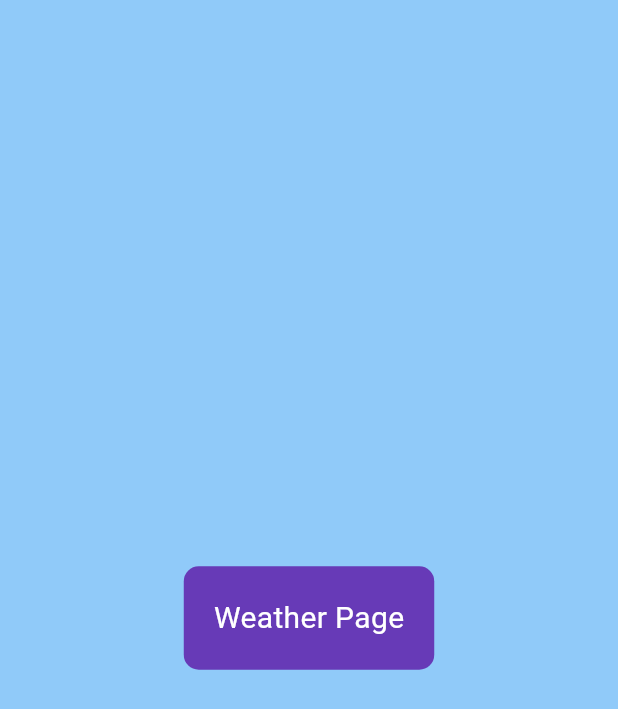
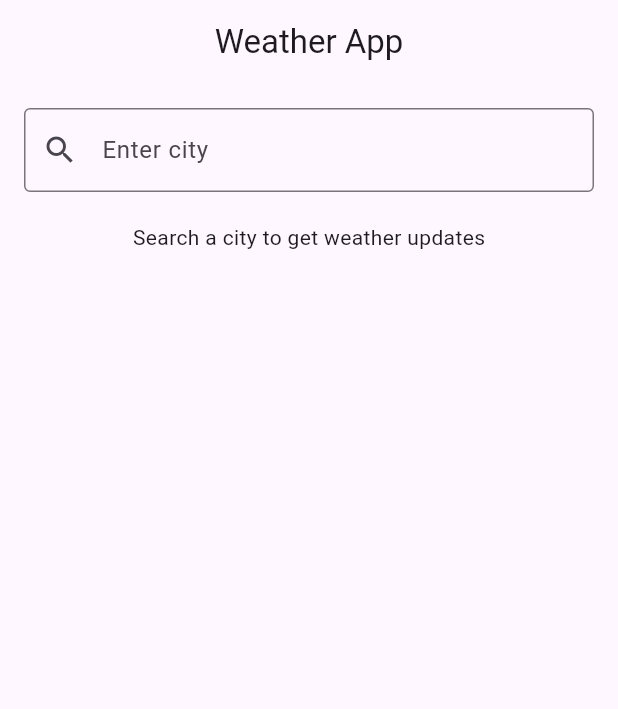
Before and after one commit to TheMorningCoder/WeatherApp_Flutter, a Flutter app: the screen it shows after launch, on a phone screen of 412 x 824 dp. Shown: the top 709 px of the screen. Run offline on Flutter 3.47's test engine with Material 3 defaults, Android fonts, the phone set to English and light mode, and no system bars; our stand-ins replace loading_animation_widget, shared_preferences.

Commit message:
Search screen working fine now

```diff
--- a/lib/animated_widget.dart
+++ b/lib/components/animated_widget.dart
@@ -13,7 +13,7 @@ class AnimatedImageWidget extends StatelessWidget {
     required this.assetPath,
     required this.top,
     required this.left,
-    this.size = 200.0,
+    this.size = 150.0,
   }) : super(key: key);
 
   @override
--- a/lib/data.txt
+++ /dev/null
@@ -1,5 +0,0 @@
-https://api.openweathermap.org/data/2.5/weather?lat=17.361719&lon=78.475166&appid=1d788e2a5b2d5022aa8356e9e6053517
-http://api.openweathermap.org/geo/1.0/direct?q=London&limit=5&appid=feb55ec6a42510e3f48f0d4604cc6c77
-
-API Key 1: 1d788e2a5b2d5022aa8356e9e6053517
-API Key 2: feb55ec6a42510e3f48f0d4604cc6c77
--- a/lib/main.dart
+++ b/lib/main.dart
@@ -1,23 +1,30 @@
 import 'package:flutter/material.dart';
-import 'package:weather_app/splash_screen/splash_screen.dart';
+import 'package:provider/provider.dart';
+import 'package:weather_app/providers/weather_provider.dart';
+import 'package:weather_app/screens/search_screen.dart';
 
 void main() {
-  runApp(const MyApp());
+  runApp(
+    MultiProvider(
+      providers: [
+        ChangeNotifierProvider(create: (_) => WeatherProvider()),
+      ],
+      child: const MyApp(),
+    ),
+  );
 }
 
 class MyApp extends StatelessWidget {
   const MyApp({super.key});
 
-  // This widget is the root of your application.
   @override
   Widget build(BuildContext context) {
     return MaterialApp(
-      title: 'Flutter Demo',
+      title: 'Weather App',
       theme: ThemeData(
-        colorScheme: ColorScheme.fromSeed(seedColor: Colors.deepPurple),
-        useMaterial3: true,
+        primarySwatch: Colors.blue,
       ),
-      home: SplashScreen(),
+      home: const SearchScreen(),
     );
   }
 }
--- /dev/null
+++ b/lib/models/weather_model.dart
@@ -0,0 +1,26 @@
+class WeatherModel {
+  final double temperature;
+  final int humidity;
+  final double windSpeed;
+  final String weatherIcon;
+
+  WeatherModel({
+    required this.temperature,
+    required this.humidity,
+    required this.windSpeed,
+    required this.weatherIcon,
+  });
+
+  // Factory constructor to create a WeatherModel from JSON
+  factory WeatherModel.fromJson(Map<String, dynamic> json) {
+    return WeatherModel(
+      temperature: json['main']['temp'],
+      humidity: json['main']['humidity'],
+      windSpeed: json['wind']['speed'],
+      weatherIcon: json['weather'][0]['icon'],
+    );
+  }
+
+  // Get the full icon URL
+  String get iconUrl => 'http://openweathermap.org/img/wn/$weatherIcon@2x.png';
+}
--- /dev/null
+++ b/lib/providers/weather_provider.dart
@@ -0,0 +1,39 @@
+import 'package:flutter/material.dart';
+import 'package:weather_app/models/weather_model.dart';
+import 'package:weather_app/services/weather_api_service.dart';
+
+class WeatherProvider extends ChangeNotifier {
+  final WeatherApiService _weatherApiService = WeatherApiService();
+  WeatherModel? _weather;
+  bool _isLoading = false;
+  String? _errorMessage;
+
+  WeatherModel? get weather => _weather;
+  bool get isLoading => _isLoading;
+  String? get errorMessage => _errorMessage;
+
+  // Fetch weather by city
+  Future<void> fetchWeatherByCity(String city) async {
+    try {
+      _isLoading = true;
+      _errorMessage = null;
+      notifyListeners();
+      print("Heeeelllllooooo");
+
+      // Get coordinates
+      final coords = await _weatherApiService.fetchCoordinates(city);
+      print("Coords==========");
+      print(await _weatherApiService.fetchCoordinates(city));
+
+      // Get weather data using coordinates
+      final weatherData =
+          await _weatherApiService.fetchWeather(coords['lat'], coords['lon']);
+      _weather = WeatherModel.fromJson(weatherData);
+    } catch (e) {
+      _errorMessage = e.toString();
+    } finally {
+      _isLoading = false;
+      notifyListeners();
+    }
+  }
+}
--- /dev/null
+++ b/lib/screens/search_screen.dart
@@ -0,0 +1,75 @@
+import 'package:flutter/material.dart';
+import 'package:provider/provider.dart';
+import 'package:weather_app/providers/weather_provider.dart';
+
+class SearchScreen extends StatefulWidget {
+  const SearchScreen({super.key});
+
+  @override
+  State<SearchScreen> createState() => _SearchScreenState();
+}
+
+class _SearchScreenState extends State<SearchScreen> {
+  TextEditingController _searchController = TextEditingController();
+
+  @override
+  Widget build(BuildContext context) {
+    final weatherProvider = Provider.of<WeatherProvider>(context);
+
+    return Scaffold(
+      appBar: AppBar(
+        title: const Text("Weather App"),
+        centerTitle: true,
+      ),
+      body: Padding(
+        padding: const EdgeInsets.all(16.0),
+        child: Column(
+          children: [
+            // Search bar
+            TextField(
+              controller: _searchController,
+              decoration: InputDecoration(
+                labelText: 'Enter city',
+                border: OutlineInputBorder(),
+                prefixIcon: const Icon(Icons.search),
+              ),
+              onSubmitted: (value) {
+                if (value.isNotEmpty) {
+                  weatherProvider
+                      .fetchWeatherByCity(value); // Fetch weather on submit
+                }
+              },
+            ),
+            const SizedBox(height: 20),
+
+            // Display loading, error or weather data
+            weatherProvider.isLoading
+                ? const CircularProgressIndicator()
+                : weatherProvider.errorMessage != null
+                    ? Text(
+                        weatherProvider.errorMessage!,
+                        style: TextStyle(color: Colors.red),
+                      )
+                    : weatherProvider.weather != null
+                        ? Column(
+                            children: [
+                              Image.network(weatherProvider.weather!.iconUrl),
+                              Text(
+                                'Temperature: ${weatherProvider.weather!.temperature}°C',
+                                style: TextStyle(fontSize: 24),
+                              ),
+                              Text(
+                                  'Humidity: ${weatherProvider.weather!.humidity}%'),
+                              Text(
+                                  'Wind Speed: ${weatherProvider.weather!.windSpeed} m/s'),
+                            ],
+                          )
+                        : const Center(
+                            child:
+                                Text("Search a city to get weather updates")),
+          ],
+        ),
+      ),
+    );
+  }
+}
--- a/lib/splash_screen/splash_screen.dart
+++ b/lib/screens/splash_screen.dart
@@ -1,8 +1,9 @@
 import 'package:flutter/material.dart';
 import 'dart:async';
-
-import 'package:weather_app/animated_widget.dart';
-import 'package:weather_app/popup_button.dart';
+import 'package:loading_animation_widget/loading_animation_widget.dart';
+import 'package:weather_app/components/animated_widget.dart';
+import 'package:weather_app/screens/search_screen.dart';
+import 'package:weather_app/themes/colors.dart';
 
 class SplashScreen extends StatefulWidget {
   @override
@@ -16,7 +17,7 @@ class _SplashScreenState extends State<SplashScreen>
   late AnimationController _thunderController;
   late AnimationController _sunController;
 
-  bool showButton = false; // Flag to manage button visibility
+  bool showText = false; // Flag to manage text visibility
   bool showImages = true; // New flag to manage images visibility
 
   @override
@@ -53,11 +54,16 @@ class _SplashScreenState extends State<SplashScreen>
       });
     });
 
-    // Timer to show the button after  seconds
+    // Timer to show the text after  seconds
     Timer(Duration(seconds: 6), () {
       setState(() {
-        showButton = true;
+        showText = true;
       });
+    });
+    // Navigate to the second splash screen after 2 seconds
+    Future.delayed(Duration(seconds: 8), () {
+      Navigator.pushReplacement(
+          context, MaterialPageRoute(builder: (context) => SearchScreen()));
     });
   }
 
@@ -90,7 +96,7 @@ class _SplashScreenState extends State<SplashScreen>
   @override
   Widget build(BuildContext context) {
     return Scaffold(
-      backgroundColor: Colors.blue[200],
+      backgroundColor: AppColors.aliceBlueColor,
       body: Stack(
         children: [
           // Conditionally display images based on showImages flag
@@ -128,15 +134,23 @@ class _SplashScreenState extends State<SplashScreen>
             ),
           ],
 
-          // Conditionally show the button after 10 seconds
-          if (showButton)
+          // Conditionally show the Text after 10 seconds
+          if (showText)
             Center(
-              child: PopUpButton(
-                buttonText: 'Weather Page',
-                color: Colors.deepPurple,
-                onTap: () {
-                  print("Button clicked!");
-                },
+              child: Column(
+                mainAxisAlignment: MainAxisAlignment.center,
+                children: [
+                  // staggeredDotsWave
+                  Text(
+                    "Getting weather updates..",
+                    style: TextStyle(fontSize: 25),
+                  ),
+                  LoadingAnimationWidget.twistingDots(
+                    leftDotColor: const Color(0xFF1A1A3F),
+                    rightDotColor: const Color(0xFFEA3799),
+                    size: 100,
+                  ),
+                ],
               ),
             ),
         ],
--- /dev/null
+++ b/lib/services/weather_api_service.dart
@@ -0,0 +1,49 @@
+import 'dart:convert';
+import 'package:http/http.dart' as http;
+
+class WeatherApiService {
+  final String _geoBaseUrl = 'http://api.openweathermap.org/geo/1.0/direct';
+  final String _weatherBaseUrl =
+      'https://api.openweathermap.org/data/2.5/weather';
+  final String _apiKey = 'feb55ec6a42510e3f48f0d4604cc6c77'; //
+
+  // Fetch coordinates based on city name
+  Future<Map<String, dynamic>> fetchCoordinates(String city) async {
+    print(city);
+    print(
+        ("Hii I am in service class.. trying to fetch cordinates through city name.."));
+
+    final Uri url = Uri.parse('$_geoBaseUrl?q=$city&limit=1&appid=$_apiKey');
+    print("url =$url");
+    final response = await http.get(url);
+    print(response.body);
+    print(response.statusCode);
+    print(response);
+    print(await http.get(url));
+
+    if (response.statusCode == 200) {
+      final List data = jsonDecode(response.body);
+      if (data.isNotEmpty) {
+        print("Status Code=200");
+        return {'lat': data[0]['lat'], 'lon': data[0]['lon']};
+      } else {
+        throw Exception('City not found');
+      }
+    } else {
+      throw Exception('Failed to fetch coordinates');
+    }
+  }
+
+  // Fetch weather data based on coordinates
+  Future<Map<String, dynamic>> fetchWeather(double lat, double lon) async {
+    final Uri url = Uri.parse(
+        '$_weatherBaseUrl?lat=$lat&lon=$lon&appid=$_apiKey&units=metric');
+    final response = await http.get(url);
+
+    if (response.statusCode == 200) {
+      return jsonDecode(response.body);
+    } else {
+      throw Exception('Failed to fetch weather data');
+    }
+  }
+}
--- /dev/null
+++ b/lib/themes/data.txt
@@ -0,0 +1,8 @@
+http://api.openweathermap.org/geo/1.0/direct?q=London&limit=5&appid=feb55ec6a42510e3f48f0d4604cc6c77
+https://api.openweathermap.org/data/2.5/weather?lat=17.361719&lon=78.475166&appid=1d788e2a5b2d5022aa8356e9e6053517
+First API will give me longitude and latitude of whatever city we give as query param, second API will gives us weather updates of the location for which I will pass longitude and latitude
+
+API Key 1: 1d788e2a5b2d5022aa8356e9e6053517
+API Key 2: feb55ec6a42510e3f48f0d4604cc6c77
+
+https://api.openweathermap.org/geo/1.0/direct?q=lucknow&limit=1&appid=feb55ec6a42510e3f48f0d4604cc6c77
```
Also changed, not shown: lib/screens/homescreen.dart (added, +63 -0 lines), lib/themes/colors.dart (added, +18 -0 lines), pubspec.yaml (+4 -66 lines), assets/cloud.png (deleted), assets/cloud.webp (deleted), assets/raining.webp (deleted), assets/thunder.png (deleted), assets/thundering.webp (deleted), lib/components/popup_button.dart (renamed from lib/popup_button.dart), pubspec.lock, 1 other file.
